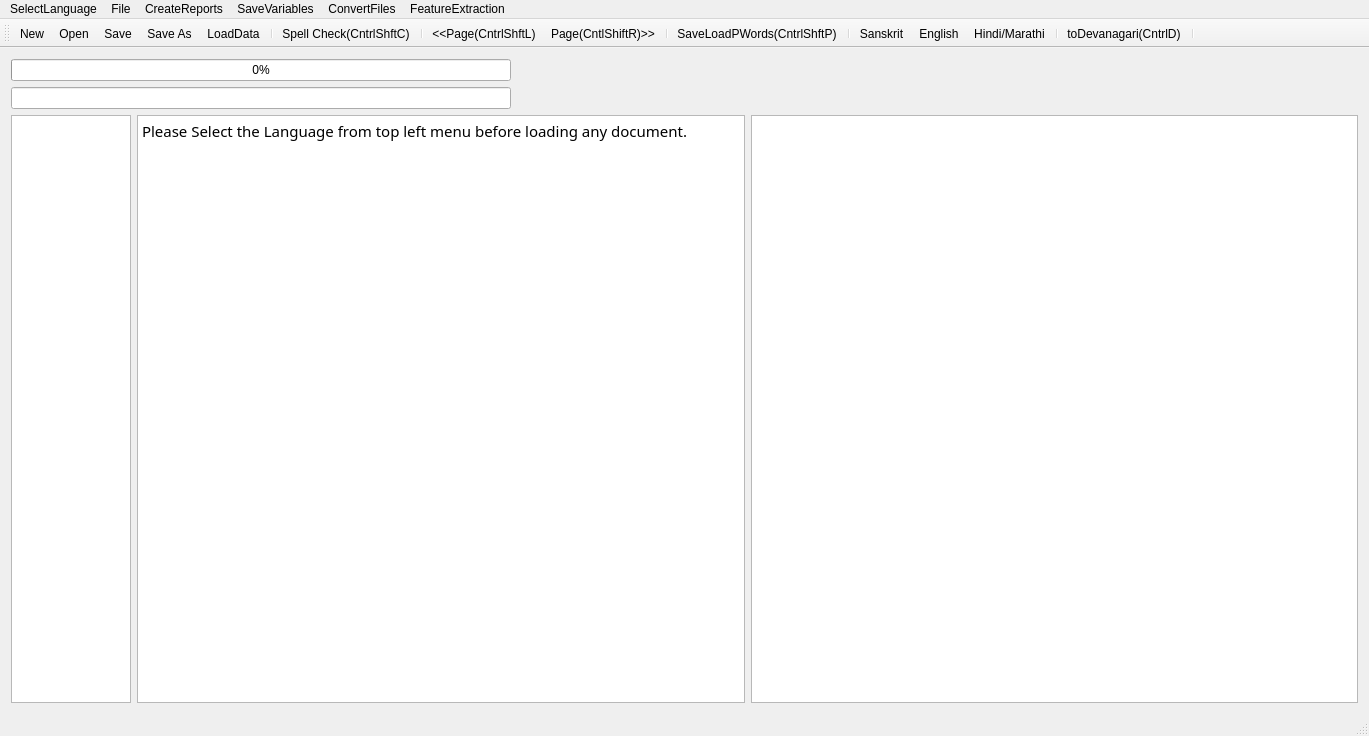
First picture: the form in FrameWorkCode/mainwindow.ui, repository Arpan103023/OpenOcr_Correct, before the edit.
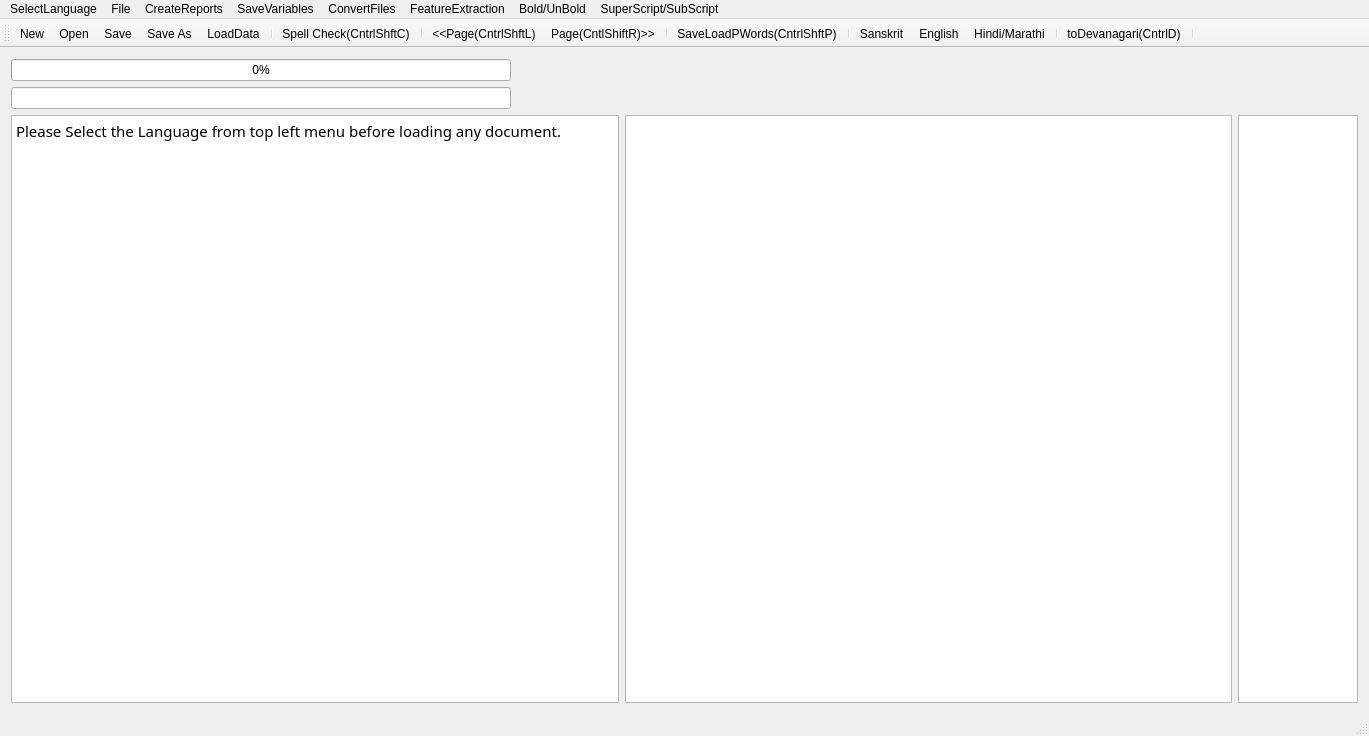
Second picture: the form after the edit. Icons and pictures are not drawn.

```diff
--- a/FrameWorkCode/mainwindow.ui
+++ b/FrameWorkCode/mainwindow.ui
@@ -46,28 +46,6 @@
     </item>
     <item>
      <layout class="QHBoxLayout" name="horizontalLayout">
-      <item>
-       <widget class="QTextEdit" name="textEdit">
-        <property name="maximumSize">
-         <size>
-          <width>120</width>
-          <height>16777215</height>
-         </size>
-        </property>
-        <property name="font">
-         <font>
-          <family>FreeSans</family>
-          <italic>true</italic>
-         </font>
-        </property>
-        <property name="sizeAdjustPolicy">
-         <enum>QAbstractScrollArea::AdjustToContents</enum>
-        </property>
-        <property name="readOnly">
-         <bool>true</bool>
-        </property>
-       </widget>
-      </item>
       <item>
        <widget class="QTextBrowser" name="textBrowser">
         <property name="font">
@@ -123,6 +101,28 @@
         </property>
        </widget>
       </item>
+      <item>
+       <widget class="QTextEdit" name="textEdit">
+        <property name="maximumSize">
+         <size>
+          <width>120</width>
+          <height>16777215</height>
+         </size>
+        </property>
+        <property name="font">
+         <font>
+          <family>FreeSans</family>
+          <italic>true</italic>
+         </font>
+        </property>
+        <property name="sizeAdjustPolicy">
+         <enum>QAbstractScrollArea::AdjustToContents</enum>
+        </property>
+        <property name="readOnly">
+         <bool>true</bool>
+        </property>
+       </widget>
+      </item>
      </layout>
     </item>
    </layout>
@@ -206,12 +206,28 @@
     <addaction name="actionHindi"/>
     <addaction name="actionEnglish"/>
    </widget>
+   <widget class="QMenu" name="menuBold">
+    <property name="title">
+     <string>Bold/UnBold</string>
+    </property>
+    <addaction name="actionBold_2"/>
+    <addaction name="actionUnbold"/>
+   </widget>
+   <widget class="QMenu" name="menuSuperScript_SubScript">
+    <property name="title">
+     <string>SuperScript/SubScript</string>
+    </property>
+    <addaction name="actionSuperScript"/>
+    <addaction name="actionSubScript"/>
+   </widget>
    <addaction name="menuSelectLanguage"/>
    <addaction name="menuOCR_Correction_Window"/>
    <addaction name="menuCreateReports"/>
    <addaction name="menuSaveVariables"/>
    <addaction name="menuConvertFiles"/>
    <addaction name="menuFeatureExtraction"/>
+   <addaction name="menuBold"/>
+   <addaction name="menuSuperScript_SubScript"/>
   </widget>
   <widget class="QToolBar" name="mainToolBar">
    <attribute name="toolBarArea">
```
Left out of the diff: 20 changed lines with no effect on the pictures.
